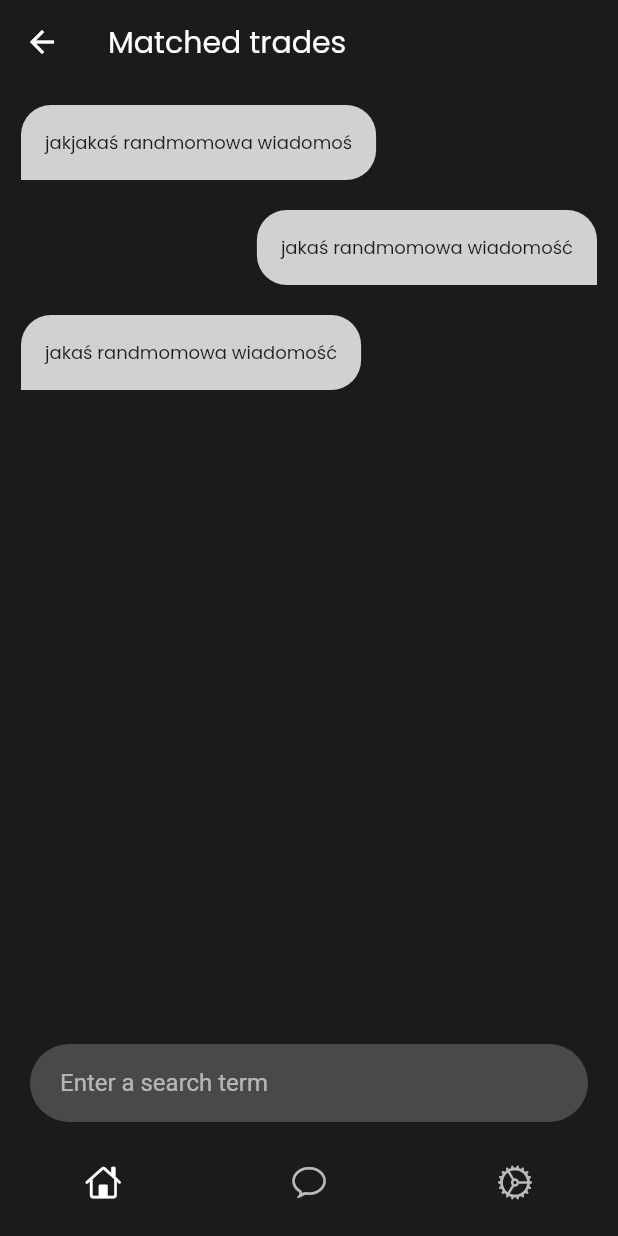
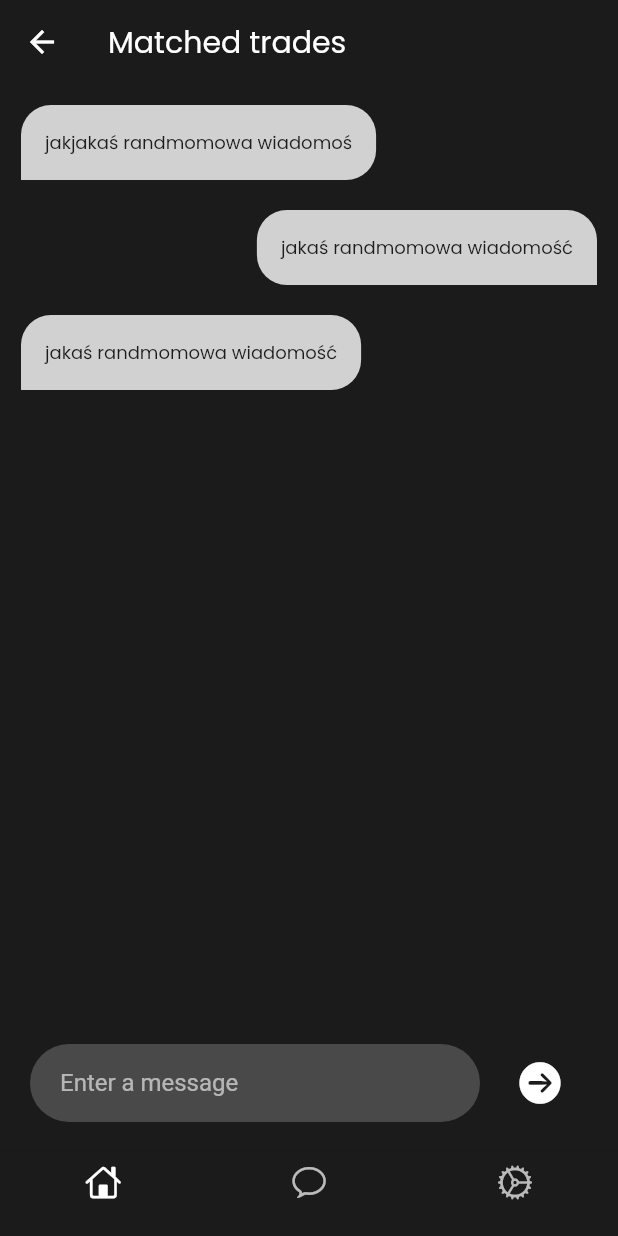
Before and after one commit to radziminski/bhl-second-life-frontend, a Flutter app: the ChatScreen screen opened by its route, on a phone screen of 412 x 824 dp. Run offline on Flutter 3.47's test engine with Material 2 defaults, Android fonts, the phone set to English and light mode, and no system bars; our stand-ins replace carousel_slider, dio, get_it, google_fonts; network calls fail.

```diff
--- a/lib/screens/chat_screen.dart
+++ b/lib/screens/chat_screen.dart
@@ -1,6 +1,7 @@
 import 'package:SecondLife/widgets/Chat.dart';
 import 'package:SecondLife/widgets/DefaultAppBar.dart';
 import 'package:SecondLife/widgets/DefaultBottomNavBar.dart';
+import 'package:flutter/cupertino.dart';
 import 'package:flutter/material.dart';
 import 'package:flutter/services.dart';
 
@@ -18,8 +19,12 @@ class ChatScreen extends StatelessWidget {
             ),
             Padding(
               padding: const EdgeInsets.symmetric(horizontal: 20.0),
+              child: Row(
+                children: [
+                  Expanded(
                     child: Container(
-                padding: EdgeInsets.symmetric(vertical: 2, horizontal: 20),
+                      padding:
+                          EdgeInsets.symmetric(vertical: 2, horizontal: 20),
                       decoration: BoxDecoration(
                         color: Colors.white.withOpacity(0.2),
                         borderRadius: BorderRadius.all(
@@ -28,14 +33,28 @@ class ChatScreen extends StatelessWidget {
                       ),
                       child: Center(
                         child: TextField(
+                          style: TextStyle(color: Colors.white),
                           decoration: InputDecoration(
                               border: InputBorder.none,
                               hintStyle: TextStyle(
                                 color: Colors.white.withOpacity(0.6),
                               ),
-                        hintText: 'Enter a search term'),
+                              hintText: 'Enter a message'),
                         ),
                       ),
+                    ),
+                  ),
+                  Padding(
+                      padding: const EdgeInsets.only(left: 16.0, right: 8.0),
+                      child: IconButton(
+                        icon: Icon(
+                          CupertinoIcons.arrow_right_circle_fill,
+                          color: Colors.white,
+                          size: 32,
+                        ),
+                        onPressed: () {},
+                      )),
+                ],
               ),
             ),
             SizedBox(
```
Lines whose indentation alone changed are shown as unchanged.
